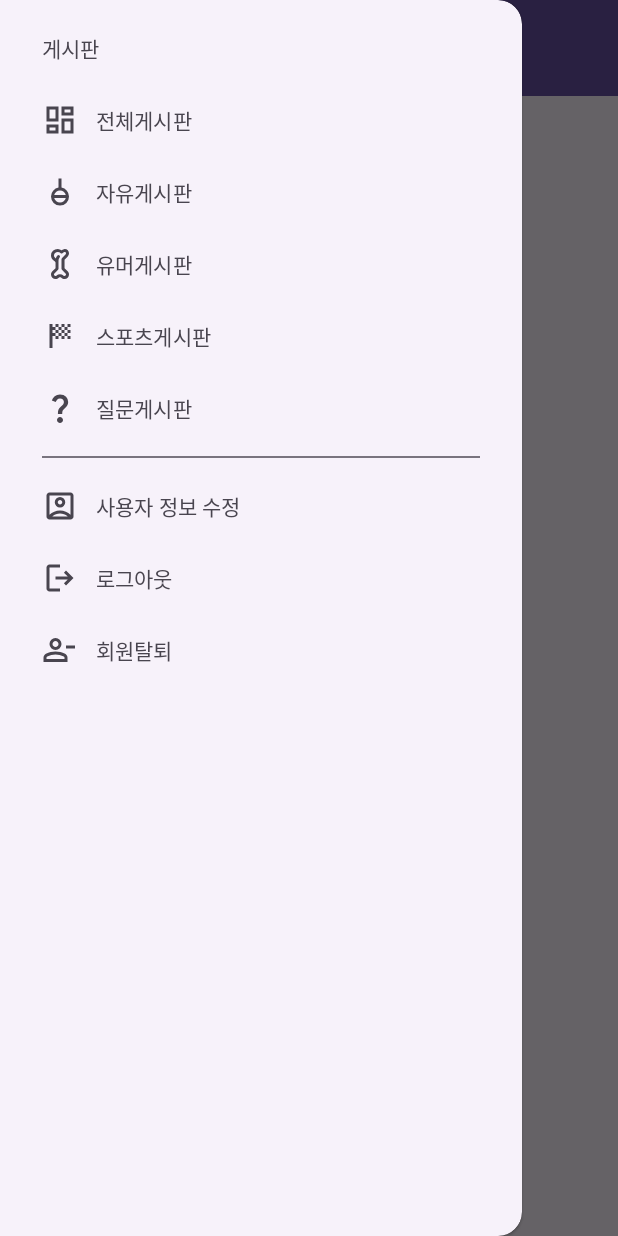
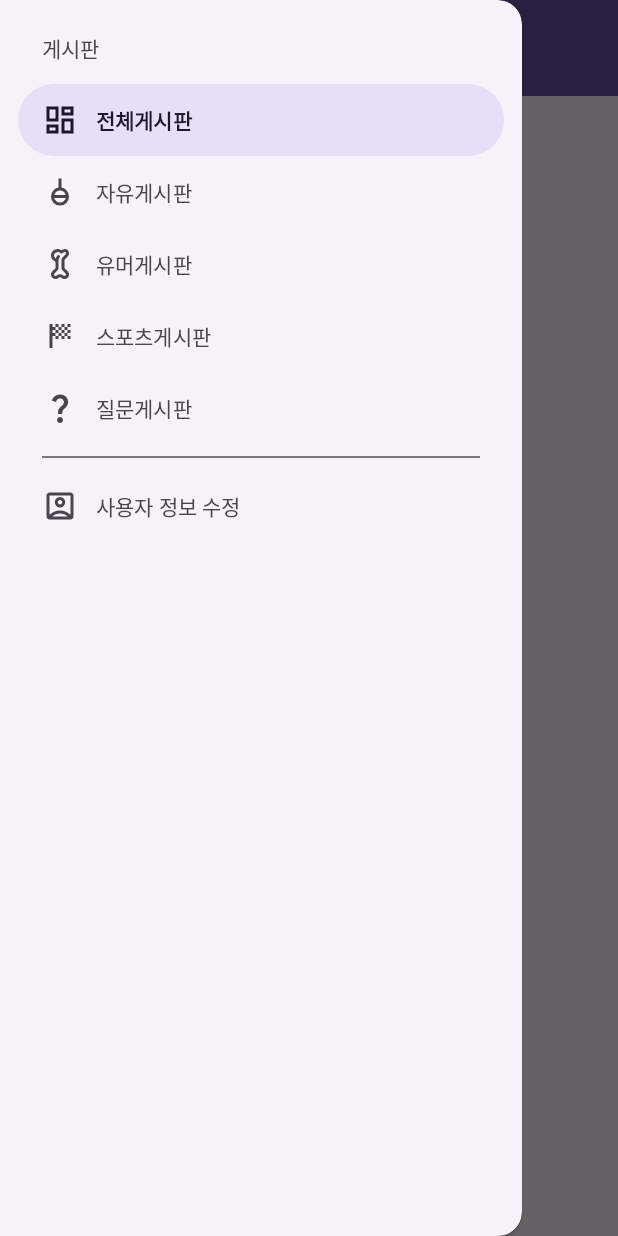
Before and after one commit to gayeon00/Techit_MiniProject, an Android app: the BoardActivity screen opened directly, with no data from a screen before it, with the side drawer open, on a phone screen of 412 x 824 dp. Run offline under Robolectric (Android 15) with nearby library versions, the phone set to English and light mode, and no system bars; our stand-ins replace navigation-ui.

Commit message:
feat: 로그아웃, 회원탈퇴 제거 및 NavigationUI로 이전
- BoardActivity navigation UI로 이전

```diff
--- a/Mini02_BoardProject03/app/src/main/java/com/test/mini02_boardproject03/board/BoardActivity.kt
+++ b/Mini02_BoardProject03/app/src/main/java/com/test/mini02_boardproject03/board/BoardActivity.kt
@@ -1,18 +1,25 @@
 package com.test.mini02_boardproject03.board
 
-import android.content.Intent
 import android.os.Bundle
-import android.view.MenuItem
 import androidx.appcompat.app.AppCompatActivity
-import androidx.core.view.GravityCompat
+import androidx.drawerlayout.widget.DrawerLayout
 import androidx.navigation.NavController
 import androidx.navigation.fragment.NavHostFragment
+import androidx.navigation.ui.AppBarConfiguration
+import androidx.navigation.ui.navigateUp
+import androidx.navigation.ui.setupActionBarWithNavController
+import androidx.navigation.ui.setupWithNavController
 import com.test.mini02_boardproject03.R
 import com.test.mini02_boardproject03.databinding.ActivityBoardBinding
-import com.test.mini02_boardproject03.user.MainActivity
 
 class BoardActivity : AppCompatActivity() {
     lateinit var activityBoardBinding: ActivityBoardBinding
+    lateinit var drawerLayout: DrawerLayout
+
+    //nav에 따라 앱바 타이틀을 바꿔주고, navigationIcon의 역할과 모양을 바꿔주는, drawerlayout도 보여주는 놈!
+    lateinit var appBarConfiguration: AppBarConfiguration
+
+    //navHost에 있는 앱 네비게이션을 관리해주는 놈
     lateinit var navController: NavController
 
     override fun onCreate(savedInstanceState: Bundle?) {
@@ -20,60 +27,42 @@ class BoardActivity : AppCompatActivity() {
 
         activityBoardBinding = ActivityBoardBinding.inflate(layoutInflater)
         setContentView(activityBoardBinding.root)
-
         setSupportActionBar(activityBoardBinding.boardToolbar)
 
-        supportActionBar?.setDisplayHomeAsUpEnabled(true)
-        supportActionBar?.setHomeAsUpIndicator(R.drawable.menu_24px)
+        drawerLayout = activityBoardBinding.drawerLayout
 
-        activityBoardBinding.navigationView.setNavigationItemSelectedListener {
-            when (it.itemId) {
-                R.id.postListFragment,
-                R.id.postFreeFragment,
-                R.id.postHumorFragment,
-                R.id.postSportsFragment,
-                R.id.postQnaFragment,
-                R.id.modifyUserFragment -> {
-
-                    navController.navigate(it.itemId)
-                }
-
-                R.id.item_logout,
-                R.id.item_delete -> {
-                    goToMainActivity()
-                }
-            }
-
-            activityBoardBinding.drawerLayout.closeDrawer(GravityCompat.START)
-            true
-        }
-
+        //navController
         val navHostFragment =
             supportFragmentManager.findFragmentById(R.id.fragmentContainerView2) as NavHostFragment
         navController = navHostFragment.navController
+        navController.addOnDestinationChangedListener { _, destination, _ ->
+            // 네비게이션 이벤트 발생 시 실행될 코드
+            activityBoardBinding.navigationView.setCheckedItem(destination.id)
+        }
+        //navController
+
+        appBarConfiguration = AppBarConfiguration(
+            setOf(
+                R.id.postListFragment,
+                R.id.postQnaFragment,
+                R.id.postHumorFragment,
+                R.id.postHumorFragment,
+                R.id.postFreeFragment
+            ), drawerLayout
+        )
+
+
+        //navController Setup
+        setupActionBarWithNavController(navController, appBarConfiguration)
+        activityBoardBinding.navigationView.setupWithNavController(navController)
+        activityBoardBinding.navigationView.setCheckedItem(R.id.postListFragment)
+        //navController Setup
+
     }
 
-    private fun goToMainActivity() {
-        val newIntent = Intent(this, MainActivity::class.java)
-        newIntent.addFlags(Intent.FLAG_ACTIVITY_CLEAR_TOP or Intent.FLAG_ACTIVITY_NEW_TASK)
-        startActivity(newIntent)
-        finish()
-    }
-
-    override fun onOptionsItemSelected(item: MenuItem): Boolean {
-        when (item.itemId) {
-            android.R.id.home -> {
-                activityBoardBinding.drawerLayout.openDrawer(GravityCompat.START)
-            }
-        }
-        return super.onOptionsItemSelected(item)
-    }
-
-    override fun onBackPressed() { //뒤로가기 했을 때
-        if (activityBoardBinding.drawerLayout.isDrawerOpen(GravityCompat.START)) {
-            activityBoardBinding.drawerLayout.closeDrawer(GravityCompat.START)
-        } else {
-            super.onBackPressed()
-        }
+    //뒤로가기 버튼을 누르면 호출되는 함수!
+    override fun onSupportNavigateUp(): Boolean {
+        //최상위가 아니라 뒤로갈 수 있으면 이 줄이 실행됨
+        return navController.navigateUp(appBarConfiguration)
     }
 }
--- a/Mini02_BoardProject03/app/src/main/res/menu/navigation_drawer.xml
+++ b/Mini02_BoardProject03/app/src/main/res/menu/navigation_drawer.xml
@@ -45,15 +45,4 @@
         android:icon="@drawable/account_box_24px"
         android:title="사용자 정보 수정"
         app:showAsAction="ifRoom" />
-    <item
-        android:id="@+id/item_logout"
-        android:icon="@drawable/logout_24px"
-        android:title="로그아웃"
-        app:showAsAction="ifRoom" />
-    <item
-        android:id="@+id/item_delete"
-        android:icon="@drawable/person_remove_24px"
-        android:title="회원탈퇴"
-        app:showAsAction="ifRoom"
-        tools:ignore="DuplicateIds" />
 </menu>
```
